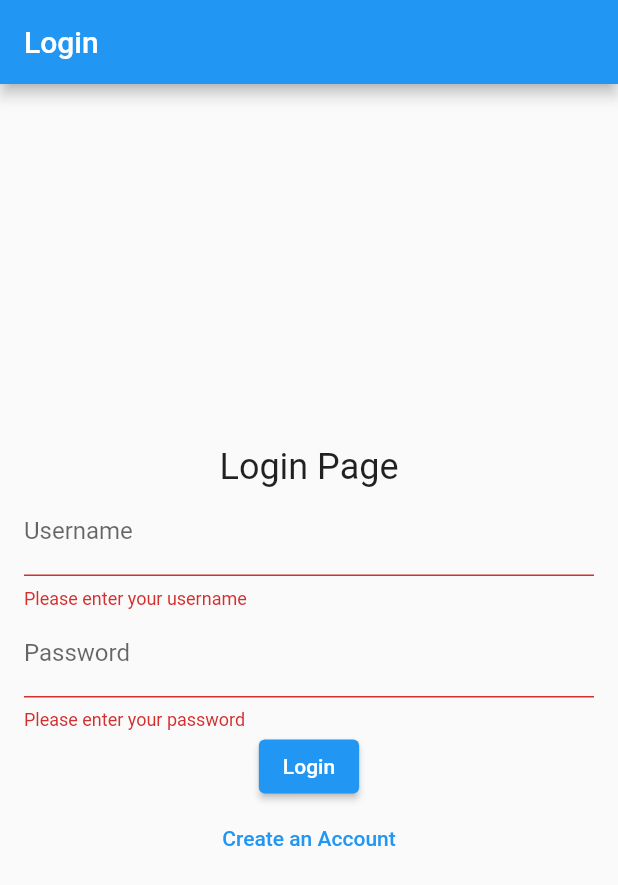
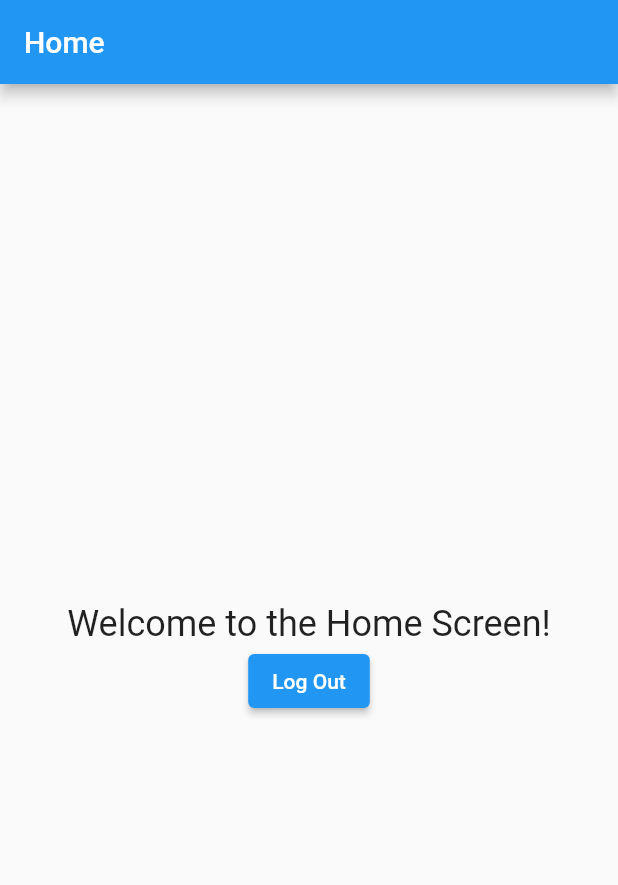
Before and after one commit to Chaitanya674/Frontend-Sprint, a Flutter app: the screen it shows after launch, after a tap on "Login", on a phone screen of 412 x 824 dp. Shown: the top 885 px of the screen. Run offline on Flutter 3.47's test engine with Material 2 defaults, Android fonts, the phone set to English and light mode, and no system bars.

Commit message:
Frontend Sprint

```diff
--- /dev/null
+++ b/lib/home.dart
@@ -0,0 +1,31 @@
+import 'package:flutter/material.dart';
+
+class HomeScreen extends StatelessWidget {
+  @override
+  Widget build(BuildContext context) {
+    return Scaffold(
+      appBar: AppBar(
+        title: Text('Home'),
+      ),
+      body: Center(
+        child: Column(
+          mainAxisAlignment: MainAxisAlignment.center,
+          children: <Widget>[
+            Text(
+              'Welcome to the Home Screen!',
+              style: TextStyle(fontSize: 24),
+            ),
+            // Add your home screen content here
+            ElevatedButton(
+              onPressed: () {
+                // Replace with log out logic
+                Navigator.pop(context);
+              },
+              child: Text('Log Out'),
+            ),
+          ],
+        ),
+      ),
+    );
+  }
+}
--- a/lib/login.dart
+++ b/lib/login.dart
@@ -1,19 +1,41 @@
 import 'package:flutter/material.dart';
 import 'home.dart';
+import 'register.dart'; // Import the RegisterScreen
 
-class LoginScreen extends StatefulWidget {
+class LoginScreen extends StatelessWidget {
   @override
-  _LoginScreenState createState() => _LoginScreenState();
+  Widget build(BuildContext context) {
+    return Scaffold(
+      appBar: AppBar(
+        title: Text('Login'),
+      ),
+      //this commit is not changing
+      body: Center(
+        child: Column(
+          mainAxisAlignment: MainAxisAlignment.center,
+          children: <Widget>[
+            Text(
+              'Login Page',
+              style: TextStyle(fontSize: 24),
+            ),
+            // Add your login form here
+
+            ElevatedButton(
+              onPressed: () => _navigateToHome(context),
+              child: Text('Login'),
+            ),
+            TextButton(
+              onPressed: () => _navigateToRegister(context),
+              child: Text('Create an Account'),
+            ),
+          ],
+        ),
+      ),
+    );
   }
 
-class _LoginScreenState extends State<LoginScreen> {
-  final GlobalKey<FormState> _formKey = GlobalKey<FormState>();
-  String _username = '';
-  String _password = '';
-
-  void _login() {
-    if (_formKey.currentState.validate()) {
-      // Replace with your login logic here
+  void _navigateToHome(BuildContext context) {
+    // Replace with login logic
     Navigator.pushReplacement(
       context,
       MaterialPageRoute(
@@ -21,69 +43,13 @@ class _LoginScreenState extends State<LoginScreen> {
       ),
     );
   }
-  }
 
-  @override
-  Widget build(BuildContext context) {
-    return Scaffold(
-      appBar: AppBar(
-        title: Text('Login'),
-      ),
-      body: Padding(
-        padding: const EdgeInsets.all(16.0),
-        child: Form(
-          key: _formKey,
-          child: Column(
-            mainAxisAlignment: MainAxisAlignment.center,
-            children: <Widget>[
-              Text(
-                'Login Page',
-                style: TextStyle(fontSize: 24),
-              ),
-              TextFormField(
-                decoration: InputDecoration(labelText: 'Username'),
-                validator: (value) {
-                  if (value.isEmpty) {
-                    return 'Please enter your username';
-                  }
-                  return null;
-                },
-                onSaved: (value) {
-                  _username = value;
-                },
-              ),
-              TextFormField(
-                decoration: InputDecoration(labelText: 'Password'),
-                obscureText: true,
-                validator: (value) {
-                  if (value.isEmpty) {
-                    return 'Please enter your password';
-                  }
-                  return null;
-                },
-                onSaved: (value) {
-                  _password = value;
-                },
-              ),
-              ElevatedButton(
-                onPressed: _login,
-                child: Text('Login'),
-              ),
-              TextButton(
-                onPressed: () {
+  void _navigateToRegister(BuildContext context) {
     Navigator.push(
       context,
       MaterialPageRoute(
         builder: (context) => RegisterScreen(),
       ),
     );
-                },
-                child: Text('Create an Account'),
-              ),
-            ],
-          ),
-        ),
-      ),
-    );
   }
 }
```
Also changed, not shown: lib/register.dart (added, +31 -0 lines). Lines whose indentation alone changed are shown as unchanged.
